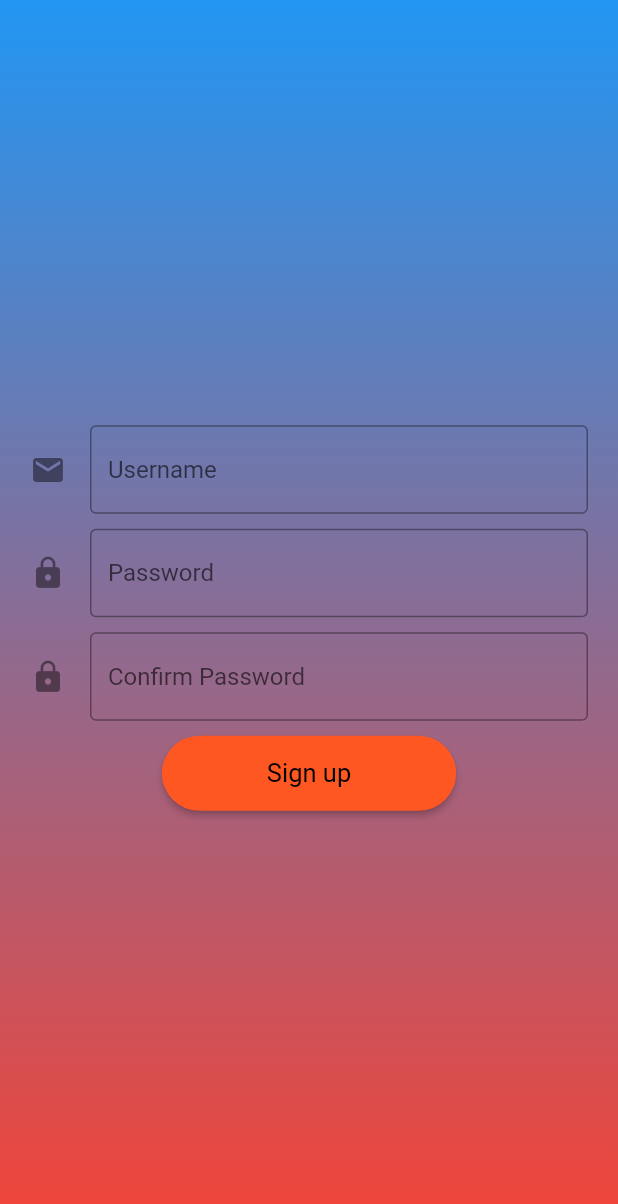
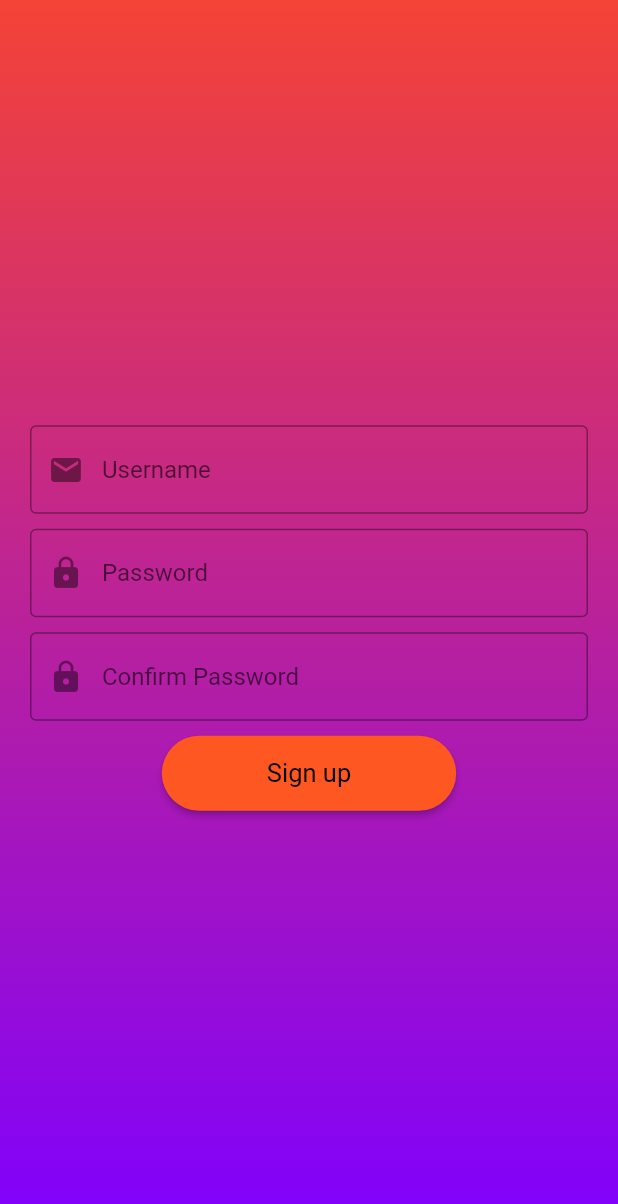
Before and after one commit to fias786/BloodPlus, a Flutter app: the screen it shows after launch, after a tap on "Create new Account !!", on a phone screen of 412 x 824 dp. Shown: the top 1204 px of the screen. Run offline on Flutter 3.47's test engine with Material 2 defaults, Android fonts, the phone set to English and light mode, and no system bars; our stand-ins replace flare_flutter; missing offline and left inert: flare_dart.

Commit message:
Gradent Color changed, prefixIcon added

```diff
--- a/lib/forget_password.dart
+++ b/lib/forget_password.dart
@@ -22,7 +22,7 @@ class _MyForgetPasswordState extends State<MyForgetPassword> {
     return Scaffold(
         body: Container(
         decoration: BoxDecoration(
-        gradient: LinearGradient(colors: [Colors.blue,Colors.red],
+        gradient: LinearGradient(colors: [Color(0xFFF44336),Color(0xFF7f00ff)],
         begin: Alignment.topCenter,end: Alignment.bottomCenter,tileMode: TileMode.repeated,),
           ),
           child: Center(
@@ -38,7 +38,7 @@ class _MyForgetPasswordState extends State<MyForgetPassword> {
                   padding: const EdgeInsets.fromLTRB(20, 10, 20, 0),
                   child: TextField(keyboardType: TextInputType.emailAddress,
                     decoration: InputDecoration(
-                      icon: Icon(Icons.email),
+                      prefixIcon: Icon(Icons.email),
                       hintText: "Username",
                       border: OutlineInputBorder(),
                       fillColor: Colors.red,
--- a/lib/login.dart
+++ b/lib/login.dart
@@ -35,7 +35,7 @@ class _LoginStateState extends State<LoginState> with SingleTickerProviderStateM
     return Scaffold(
       body: Container(
             decoration: BoxDecoration(
-            gradient: LinearGradient(colors: [Colors.blue,Colors.red],
+            gradient: LinearGradient(colors: [Color(0xFFF44336),Color(0xFF7f00ff)],
               begin: Alignment.topCenter,end: Alignment.bottomCenter,tileMode: TileMode.repeated,),
           ),
           child: Center(
@@ -46,19 +46,22 @@ class _LoginStateState extends State<LoginState> with SingleTickerProviderStateM
                             padding: const EdgeInsets.fromLTRB(20, 0, 20, 0),
                             child: TextField(keyboardType: TextInputType.emailAddress,
                                       decoration: InputDecoration(
-                                        icon: Icon(Icons.email),
+                                        prefixIcon: Icon(Icons.email),
                                           hintText: "Username",
-                                        border: OutlineInputBorder(),
+                                        border: OutlineInputBorder(
+
+                                        ),
                                         fillColor: Colors.red,
+
                                       ),
-
-          ),
+                            ),
                           ),
                           Padding(
                             padding: const EdgeInsets.fromLTRB(20, 10, 20, 0),
-                            child: TextField(keyboardType: TextInputType.visiblePassword,
+                            child: TextFormField(keyboardType: TextInputType.visiblePassword,
+                             initialValue: "",obscureText: true,
                               decoration: InputDecoration(
-                                  icon: Icon(Icons.lock),
+                                  prefixIcon: Icon(Icons.lock),
                                   hintText: "Password",
                                 border: OutlineInputBorder(borderRadius: BorderRadius.all(Radius.circular(4.0)),gapPadding: 4.0),
                                   fillColor: Colors.red,
@@ -89,14 +92,14 @@ class _LoginStateState extends State<LoginState> with SingleTickerProviderStateM
                           ),
                           Padding(
                             padding: const EdgeInsets.fromLTRB(20, 20, 20, 0),
-                            child: InkWell(child: const Text("Forget Password ?",style: TextStyle(fontSize: 20,color: Colors.deepPurple),),
+                            child: InkWell(child: const Text("Forget Password ?",style: TextStyle(fontSize: 20,color: Colors.white),),
                                     onTap: (){
                                         Navigator.push(context, MaterialPageRoute(builder: (context)=> ForgetPassword()),);
                                     },),
                           ),
                           Padding(
                             padding: const EdgeInsets.fromLTRB(20, 20, 20, 0),
-                            child: InkWell(child: const Text("Create new Account !!",style: TextStyle(fontSize: 20,color: Colors.deepPurple),)
+                            child: InkWell(child: const Text("Create new Account !!",style: TextStyle(fontSize: 20,color: Colors.white),)
                               , onTap: (){
                               Navigator.push(context, MaterialPageRoute(builder: (context)=> SignUp()),);
                               },),
--- a/lib/signup.dart
+++ b/lib/signup.dart
@@ -21,7 +21,7 @@ class _MySignUpState extends State<MySignUp> {
     return Scaffold(
       body: Container(
         decoration: BoxDecoration(
-          gradient: LinearGradient(colors: [Colors.blue,Colors.red],
+          gradient: LinearGradient(colors: [Color(0xFFF44336),Color(0xFF7f00ff)],
             begin: Alignment.topCenter,end: Alignment.bottomCenter,tileMode: TileMode.repeated,),
         ),
         child: Center(
@@ -32,7 +32,7 @@ class _MySignUpState extends State<MySignUp> {
                 padding: const EdgeInsets.fromLTRB(20, 0, 20, 0),
                 child: TextField(keyboardType: TextInputType.emailAddress,
                   decoration: InputDecoration(
-                    icon: Icon(Icons.email),
+                    prefixIcon: Icon(Icons.email),
                     hintText: "Username",
                     border: OutlineInputBorder(),
                     fillColor: Colors.red,
@@ -42,9 +42,9 @@ class _MySignUpState extends State<MySignUp> {
               ),
               Padding(
                 padding: const EdgeInsets.fromLTRB(20, 10, 20, 0),
-                child: TextField(keyboardType: TextInputType.visiblePassword,
+                child: TextField(keyboardType: TextInputType.visiblePassword,obscureText: true,
                   decoration: InputDecoration(
-                    icon: Icon(Icons.lock),
+                    prefixIcon: Icon(Icons.lock),
                     hintText: "Password",
                     border: OutlineInputBorder(borderRadius: BorderRadius.all(Radius.circular(4.0)),gapPadding: 4.0),
                     fillColor: Colors.red,
@@ -53,9 +53,9 @@ class _MySignUpState extends State<MySignUp> {
               ),
               Padding(
                 padding: const EdgeInsets.fromLTRB(20, 10, 20, 0),
-                child: TextField(keyboardType: TextInputType.visiblePassword,
+                child: TextField(keyboardType: TextInputType.visiblePassword,obscureText: true,
                   decoration: InputDecoration(
-                    icon: Icon(Icons.lock),
+                    prefixIcon: Icon(Icons.lock),
                     hintText: "Confirm Password",
                     border: OutlineInputBorder(borderRadius: BorderRadius.all(Radius.circular(4.0)),gapPadding: 4.0),
                     fillColor: Colors.red,
```
Also changed, not shown: lib/main.dart (+11 -4 lines).
